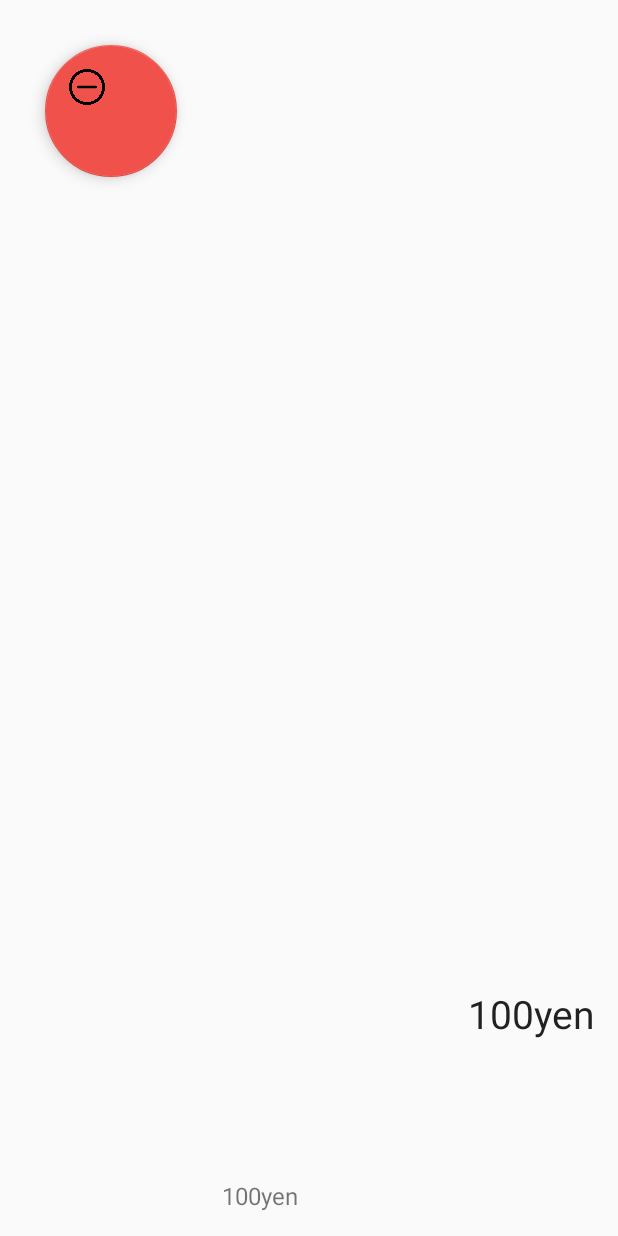
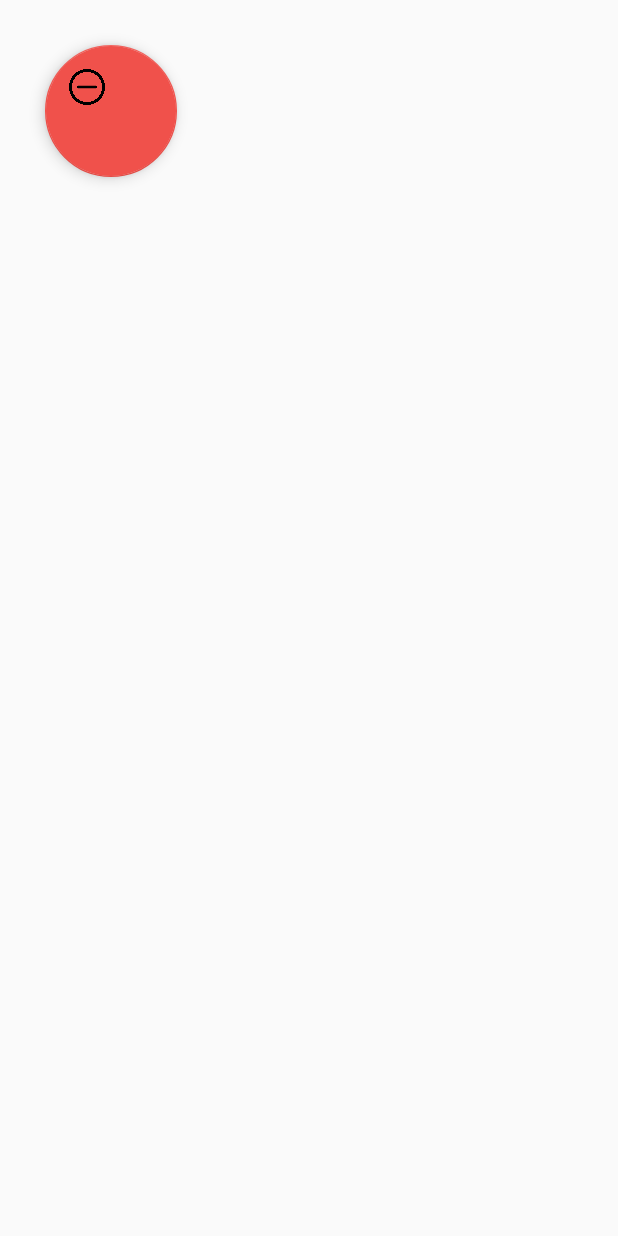
Before and after one commit to ShaimaaDerbaz/InventoryApp, an Android app: the layout list_item.xml on its own in the app's theme, with its tools: preview values and no code run, on a phone screen of 412 x 824 dp. Run offline under Robolectric (Android 15) with nearby library versions, the phone set to English and light mode, and no system bars.

Commit message:
edit in list item layout

```diff
--- a/app/src/main/res/layout/list_item.xml
+++ b/app/src/main/res/layout/list_item.xml
@@ -27,9 +27,9 @@
             android:layout_width="match_parent"
             android:layout_height="0dp"
             android:layout_weight="2"
-            android:paddingLeft="16dp"
+            android:paddingLeft="@dimen/p_name_padding"
             android:text=""
-            android:textSize="24sp" />
+            android:textSize="@dimen/p_name_text_size" />
         <ImageView
             android:id="@+id/itemImageDisplay"
             android:layout_width="match_parent"
@@ -57,9 +57,9 @@
                 android:paddingLeft="16dp"
                 android:text=""
                 android:textAppearance="?android:attr/textAppearanceSmall"
-                android:textSize="16sp"
+                android:textSize="@dimen/p_text_size"
                 android:gravity="bottom"
-                tools:text="100yen" />
+                />
 
             <TextView
                 android:id="@+id/quantityDisplay"
@@ -69,8 +69,8 @@
                 android:gravity="end|center_vertical"
                 android:text=""
                 android:textAppearance="?android:attr/textAppearanceLarge"
-                android:textSize="26sp"
-                tools:text="100yen" />
+                android:textSize="@dimen/q_text_size"
+                 />
 
         </LinearLayout>
 
--- a/app/src/main/res/values/dimens.xml
+++ b/app/src/main/res/values/dimens.xml
@@ -5,4 +5,8 @@
     <dimen name="fab_margin">14dp</dimen>
     <dimen name="activity_margin">16dp</dimen>
     <dimen name="deseul_text_size">36sp</dimen>
+    <dimen name="q_text_size">26sp</dimen>
+    <dimen name="p_text_size">16sp</dimen>
+    <dimen name="p_name_text_size">24sp</dimen>
+    <dimen name="p_name_padding">16dp</dimen>
 </resources>
```
